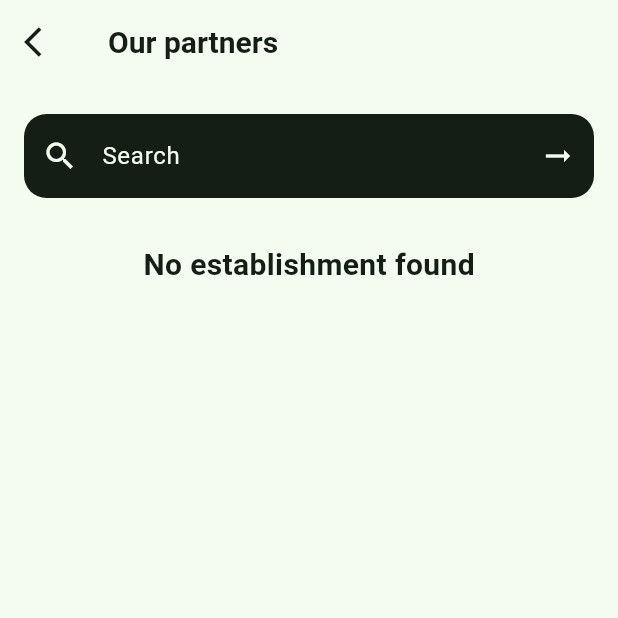
After one commit to DenisBeauget/twins, a Flutter app: the HomeScreen screen opened directly, after a tap on "See all", on a phone screen of 412 x 824 dp, the top half of it. The commit adds this screen. Run offline on Flutter 3.47's test engine with Material 3 defaults, Android fonts, the phone set to English and light mode, and no system bars; our stand-ins replace bloc, carousel_slider, cloud_firestore, equatable, firebase_auth, firebase_core and 6 more; missing offline and left inert: haptic_feedback; accounts and stored records are empty; generated files the repository leaves out were written again; Roboto replaces fonts that are missing (Poppins).

Commit message:
feat: add screen to display all establishments

```diff
--- /dev/null
+++ b/lib/screen/establishments_screen.dart
@@ -0,0 +1,145 @@
+import 'dart:async';
+import 'dart:ui';
+
+import 'package:flutter/material.dart';
+import 'package:flutter/widgets.dart';
+import 'package:flutter_bloc/flutter_bloc.dart';
+import 'package:haptic_feedback/haptic_feedback.dart';
+import 'package:twins_front/bloc/establishment_bloc.dart';
+import 'package:twins_front/services/establishments_service.dart';
+import 'package:twins_front/style/style_schema.dart';
+import 'package:twins_front/widget/featured_card.dart';
+
+import 'package:flutter_gen/gen_l10n/app_localizations.dart';
+
+
+class EstablishmentsScreen extends StatelessWidget {
+  const EstablishmentsScreen({super.key});
+
+  @override
+  Widget build(BuildContext context) {
+    final EstablishmentBloc establishmentBloc =
+        BlocProvider.of<EstablishmentBloc>(context);
+
+    establishmentBloc.add(EstablishmentALL(false));
+
+    final TextEditingController searchController = TextEditingController();
+
+    Widget returnEstablishments(BuildContext context) {
+      if (establishmentBloc.state is EstablishmentLoaded) {
+        List<Establishment> establishmentList =
+            (establishmentBloc.state as EstablishmentLoaded).establishmentList;
+        if (establishmentList.isEmpty) {
+          return Center(
+              child: Text(AppLocalizations.of(context)!.no_establishment_found,
+                  style: const TextStyle(
+                      fontSize: 20, fontWeight: FontWeight.bold)));
+        } else {
+          return ListView.builder(
+              scrollDirection: Axis.vertical,
+              shrinkWrap: true,
+              itemCount: establishmentList.length,
+              itemBuilder: (BuildContext context, int index) {
+                final establishment = establishmentList[index];
+                return FeaturedCardBig(establishment: establishment);
+              });
+        }
+      } else {
+        return Center(
+            child: CircularProgressIndicator(
+          color: lightColorScheme.primaryContainer,
+        ));
+      }
+    }
+
+    Future<void> reloadEstablishments() async {
+      Haptics.vibrate(HapticsType.medium);
+      establishmentBloc.add(EstablishmentALL(true));
+      searchController.clear();
+    }
+
+    int navBarIndex = 0;
+
+    return Scaffold(
+      appBar: AppBar(
+        elevation: 0,
+        leading: IconButton(
+          icon: const Icon(Icons.arrow_back_ios),
+          onPressed: () {
+            establishmentBloc.add(
+                const EstablishmentFilterByKeyword(""));
+            Navigator.of(context).pop();
+          },
+        ),
+        title: Text(
+          AppLocalizations.of(context)!.partners,
+          style:
+          const TextStyle(fontSize: 20, fontWeight: FontWeight.bold),
+        ),
+      ),
+      body: RefreshIndicator(
+        onRefresh: () => reloadEstablishments(),
+        child: SingleChildScrollView(
+          child: Column(
+            crossAxisAlignment: CrossAxisAlignment.start,
+            children: [
+              const SizedBox(height: 20),
+              Padding(
+                padding: const EdgeInsets.symmetric(horizontal: 16.0),
+                child: Container(
+                  decoration: BoxDecoration(
+                    borderRadius: BorderRadius.circular(8.0),
+                  ),
+                  child: TextField(
+                    style:
+                        TextStyle(color: Theme.of(context).colorScheme.surface),
+                    controller: searchController,
+                    decoration: InputDecoration(
+                      hintText:
+                          AppLocalizations.of(context)!.search_placeholder,
+                      hintStyle: TextStyle(
+                          color: Theme.of(context).colorScheme.surface),
+                      prefixIcon: Icon(
+                        Icons.search,
+                        color: Theme.of(context).colorScheme.surface,
+                      ),
+                      filled: true,
+                      fillColor: Theme.of(context).colorScheme.onSurface,
+                      border: OutlineInputBorder(
+                        borderRadius: BorderRadius.circular(15.0),
+                        borderSide: BorderSide.none,
+                      ),
+                      contentPadding: const EdgeInsets.all(16.0),
+                      suffixIcon: IconButton(
+                        icon: Icon(Icons.arrow_right_alt,
+                            color: Theme.of(context).colorScheme.surface),
+                        onPressed: () {
+                          establishmentBloc.add(EstablishmentFilterByKeyword(
+                              searchController.text));
+                        },
+                      ),
+                    ),
+                    onChanged: (text) {
+                      Future.delayed(const Duration(milliseconds: 300));
+                      establishmentBloc.add(
+                          EstablishmentFilterByKeyword(searchController.text));
+                    },
+                  ),
+                ),
+              ),
+              const SizedBox(height: 30),
+              Padding(
+                padding: const EdgeInsets.symmetric(horizontal: 16.0),
+                child: BlocBuilder<EstablishmentBloc, EstablishmentState>(
+                  builder: (context, state) {
+                    return returnEstablishments(context);
+                  },
+                ),
+              ),
+            ],
+          ),
+        ),
+      ),
+    );
+  }
+}
--- a/lib/screen/home_screen.dart
+++ b/lib/screen/home_screen.dart
@@ -7,6 +7,7 @@ import 'package:flutter_bloc/flutter_bloc.dart';
 import 'package:haptic_feedback/haptic_feedback.dart';
 import 'package:twins_front/bloc/category_bloc.dart';
 import 'package:twins_front/bloc/establishment_bloc.dart';
+import 'package:twins_front/screen/establishments_screen.dart';
 import 'package:twins_front/services/establishments_service.dart';
 import 'package:twins_front/style/style_schema.dart';
 import 'package:twins_front/widget/category_button.dart';
@@ -31,7 +32,6 @@ class HomeScreen extends StatelessWidget {
 
     String categorySelected = "";
 
-
     final TextEditingController searchController = TextEditingController();
 
     Widget returnCategories(BuildContext context) {
@@ -52,19 +52,19 @@ class HomeScreen extends StatelessWidget {
                 final category = categoryList[index];
                 return CategoryButton(
                   text: category.name,
-                  backgroundColor:
-                      category.name == categorySelected
+                  backgroundColor: category.name == categorySelected
                       ? Theme.of(context).colorScheme.primary
                       : Colors.green,
-                  foregroundColor:
-                      category.name == categorySelected
+                  foregroundColor: category.name == categorySelected
                       ? Theme.of(context).colorScheme.surface
                       : Colors.black,
                   onPressed: () {
-                    if(category.name != categorySelected) {
+                    searchController.clear();
+                    if (category.name != categorySelected) {
                       categorySelected = category.name;
-                      establishmentBloc.add(EstablishmentFilterByCategory(category.name));
-                    }else{
+                      establishmentBloc
+                          .add(EstablishmentFilterByCategory(category.name));
+                    } else {
                       categorySelected = '';
                       establishmentBloc.add(EstablishmentALL(false));
                     }
@@ -133,7 +133,7 @@ class HomeScreen extends StatelessWidget {
           return ListView.builder(
               scrollDirection: Axis.horizontal,
               shrinkWrap: true,
-              itemCount: establishmentList.length,
+              itemCount: establishmentList.length > 10 ? 10 : establishmentList.length,
               itemBuilder: (BuildContext context, int index) {
                 final establishment = establishmentList[index];
                 return FeaturedCard(
@@ -282,9 +282,23 @@ class HomeScreen extends StatelessWidget {
                       style:
                           TextStyle(fontSize: 20, fontWeight: FontWeight.bold),
                     ),
-                    Text(
+                    GestureDetector(
+                      child: Text(
                         AppLocalizations.of(context)!.see_all,
                       ),
+                      onTap: () {
+                        Navigator.push(
+                          context,
+                          MaterialPageRoute(
+                            builder: (context) => const EstablishmentsScreen(),
+                          ),
+                        );
+                        searchController.clear();
+                        categorySelected = '';
+                        establishmentBloc.add(EstablishmentALL(false));
+                        categoryBloc.add(CategoriesRefresh());
+                      },
+                    )
                   ],
                 ),
               ),
@@ -294,8 +308,7 @@ class HomeScreen extends StatelessWidget {
                 child: BlocBuilder<EstablishmentBloc, EstablishmentState>(
                   builder: (context, state) {
                     return SizedBox(
-                        height: 200,
-                        child: returnEstablishments(context));
+                        height: 200, child: returnEstablishments(context));
                   },
                 ),
               ),
```
Also changed, not shown: lib/l10n/app_en.arb (+9 -0 lines), lib/l10n/app_fr.arb (+9 -0 lines), lib/services/offers_service.dart (+16 -0 lines), lib/widget/featured_card.dart (+110 -0 lines). Lines whose indentation alone changed are shown as unchanged.
